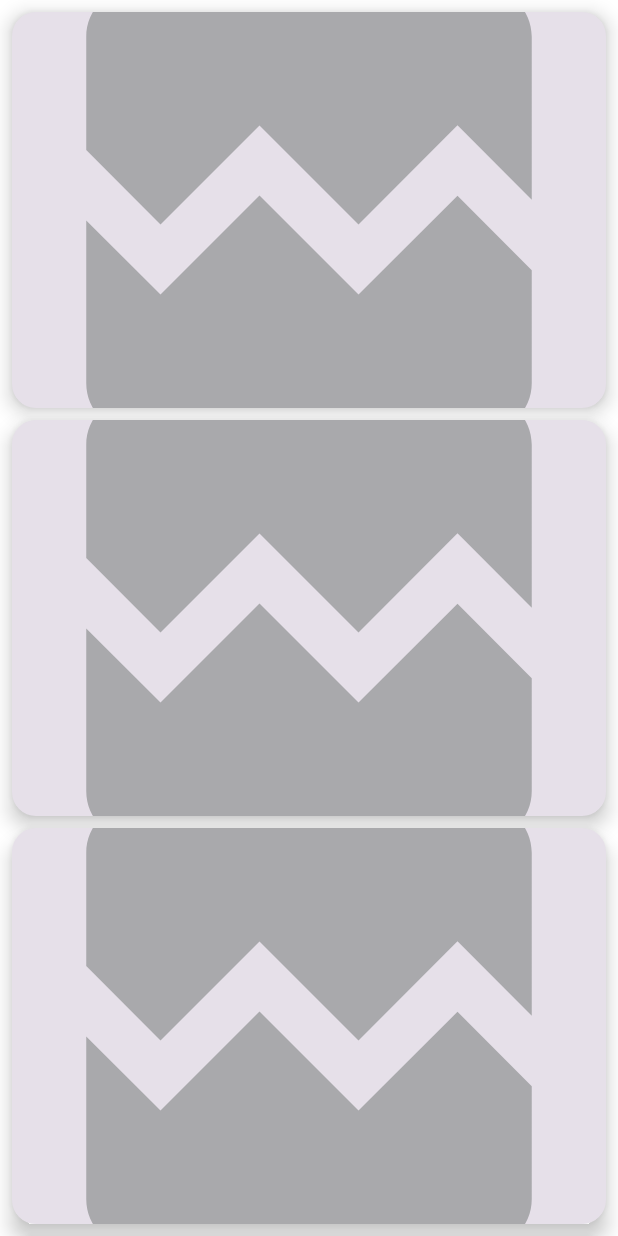
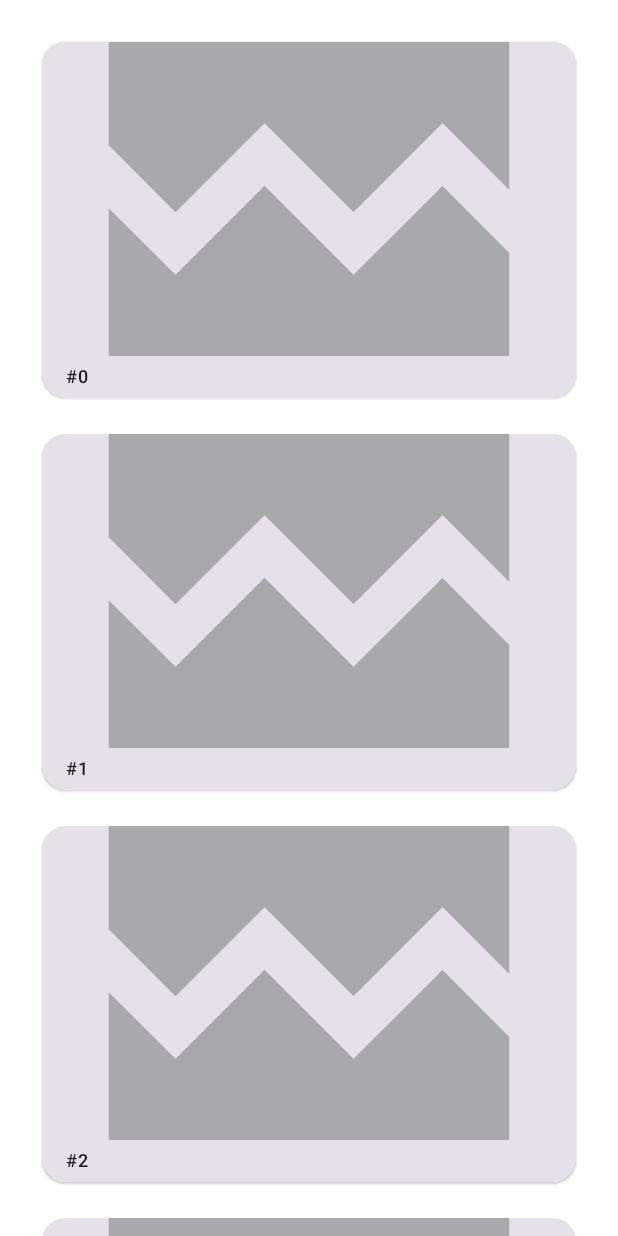
Before and after one commit to fathurawaluddin/lorempicsum, an Android app built with Jetpack Compose: the @Preview function PhotosGridScreenPreview, on a phone screen of 412 x 824 dp. Run offline under Robolectric (Android 15) with nearby library versions, the phone set to English and light mode, and no system bars; pictures from the network do not load.

```diff
--- a/app/src/main/java/com/d121211050/lorempicsum/data/AppContainer.kt
+++ b/app/src/main/java/com/d121211050/lorempicsum/data/AppContainer.kt
@@ -19,7 +19,7 @@ interface AppContainer {
  * Variables are initialized lazily and the same instance is shared across the whole app.
  */
 class DefaultAppContainer : AppContainer {
-    private val baseUrl = "https://picsum.photos/v2/list/"
+    private val baseUrl = "https://picsum.photos/v2/"
 
     /**
      * Use the Retrofit builder to build a retrofit object using a kotlinx.serialization converter
--- a/app/src/main/java/com/d121211050/lorempicsum/model/LoremPicsumPhoto.kt
+++ b/app/src/main/java/com/d121211050/lorempicsum/model/LoremPicsumPhoto.kt
@@ -4,21 +4,26 @@ import kotlinx.serialization.SerialName
 import kotlinx.serialization.Serializable
 
 /**
- * This data class defines a Mars photo which includes an ID, and the image URL.
+ * This data class defines a Lorem Picsum photo which includes an ID, and the image URL.
  */
 @Serializable
 data class LoremPicsumPhoto(
+    @SerialName(value = "id")
     val id: String,
+    @SerialName(value = "author")
     val author: String,
-    val width: String,
-    val height: String,
+    @SerialName(value = "width")
+    val width: Int,
+    @SerialName(value = "height")
+    val height: Int,
+    @SerialName(value = "url")
     val url: String,
     @SerialName(value = "download_url")
     val image: String
 ) {
     // Calculate the new width and height by dividing the original values by 10
-    val newWidth: String = (width.toInt() / 10).toString()
-    val newHeight: String = (height.toInt() / 10).toString()
+    val newWidth: Int = width / 10
+    val newHeight: Int = height / 10
 
     // Create a new URL with the new width and height
     val newUrl: String
--- a/app/src/main/java/com/d121211050/lorempicsum/network/LoremPicsumApiService.kt
+++ b/app/src/main/java/com/d121211050/lorempicsum/network/LoremPicsumApiService.kt
@@ -12,6 +12,6 @@ interface LoremPicsumApiService {
      * The @GET annotation indicates that the "photos" endpoint will be requested with the GET
      * HTTP method
      */
-    @GET("photos")
+    @GET("list")
     suspend fun getPhotos(): List<LoremPicsumPhoto>
 }
--- a/app/src/main/java/com/d121211050/lorempicsum/ui/LoremPicsumApp.kt
+++ b/app/src/main/java/com/d121211050/lorempicsum/ui/LoremPicsumApp.kt
@@ -16,6 +16,7 @@ import androidx.compose.runtime.Composable
 import androidx.compose.ui.Modifier
 import androidx.compose.ui.input.nestedscroll.nestedScroll
 import androidx.compose.ui.res.stringResource
+import androidx.compose.ui.text.font.FontWeight
 import androidx.lifecycle.viewmodel.compose.viewModel
 import com.d121211050.lorempicsum.R
 import com.d121211050.lorempicsum.ui.screens.HomeScreen
@@ -51,7 +52,8 @@ fun LoremPicsumTopAppBar(scrollBehavior: TopAppBarScrollBehavior, modifier: Modi
         title = {
             Text(
                 text = stringResource(R.string.app_name),
-                style = MaterialTheme.typography.headlineSmall,
+                style = MaterialTheme.typography.headlineMedium.copy(
+                    fontWeight = FontWeight.Medium)
             )
         },
         modifier = modifier
--- a/app/src/main/java/com/d121211050/lorempicsum/ui/screens/HomeScreen.kt
+++ b/app/src/main/java/com/d121211050/lorempicsum/ui/screens/HomeScreen.kt
@@ -4,6 +4,7 @@ import androidx.compose.foundation.Image
 import androidx.compose.foundation.layout.Arrangement
 import androidx.compose.foundation.layout.Column
 import androidx.compose.foundation.layout.PaddingValues
+import androidx.compose.foundation.layout.Row
 import androidx.compose.foundation.layout.aspectRatio
 import androidx.compose.foundation.layout.fillMaxSize
 import androidx.compose.foundation.layout.fillMaxWidth
@@ -24,6 +25,7 @@ import androidx.compose.ui.layout.ContentScale
 import androidx.compose.ui.platform.LocalContext
 import androidx.compose.ui.res.painterResource
 import androidx.compose.ui.res.stringResource
+import androidx.compose.ui.text.font.FontWeight
 import androidx.compose.ui.tooling.preview.Preview
 import androidx.compose.ui.unit.dp
 import coil.compose.AsyncImage
@@ -86,13 +88,13 @@ fun PhotosGridScreen(photos: List<LoremPicsumPhoto>, modifier: Modifier = Modifi
     LazyVerticalGrid(
         columns = GridCells.Fixed(1),
         modifier = modifier,
-        contentPadding = PaddingValues(4.dp)
+        contentPadding = PaddingValues(16.dp)
     ) {
         items(items = photos, key = { photo -> photo.id }) { photo ->
             LoremPicsumPhotoCard(
                 photo,
                 modifier = modifier
-                    .padding(4.dp)
+                    .padding(12.dp)
                     .fillMaxWidth()
                     .aspectRatio(1.5f)
             )
@@ -105,8 +107,12 @@ fun LoremPicsumPhotoCard(photo: LoremPicsumPhoto, modifier: Modifier = Modifier)
     Card(
         modifier = modifier,
         shape = MaterialTheme.shapes.medium,
-        elevation = CardDefaults.cardElevation(defaultElevation = 8.dp)
+        elevation = CardDefaults.cardElevation(defaultElevation = 1.dp)
     ) {
+        Column(
+            modifier = Modifier.fillMaxSize()
+        ) {
+            // Display the image
             AsyncImage(
                 model = ImageRequest.Builder(context = LocalContext.current).data(photo.newUrl)
                     .crossfade(true).build(),
@@ -114,8 +120,34 @@ fun LoremPicsumPhotoCard(photo: LoremPicsumPhoto, modifier: Modifier = Modifier)
                 placeholder = painterResource(R.drawable.loading_img),
                 contentDescription = stringResource(R.string.lorempicsum_photo),
                 contentScale = ContentScale.Crop,
-            modifier = Modifier.fillMaxWidth()
+                modifier = Modifier
+                    .fillMaxWidth()
+                    .weight(1f) // Occupy 1:1 aspect ratio space for image
             )
+
+            // Display the id and author information
+            Row(
+                modifier = Modifier
+                    .padding(horizontal = 16.dp, vertical = 6.dp)
+                    .fillMaxWidth(),
+                horizontalArrangement = Arrangement.SpaceBetween
+            ) {
+                Text(
+                    text = "#${photo.id}",
+                    style = MaterialTheme.typography.bodySmall.copy(
+                        fontWeight = FontWeight.SemiBold
+                    ),
+                    modifier = Modifier.padding(bottom = 0.dp)
+                )
+                Text(
+                    text = photo.author,
+                    style = MaterialTheme.typography.bodySmall.copy(
+                        fontWeight = FontWeight.Normal
+                    ),
+                    modifier = Modifier.padding(bottom = 0.dp)
+                )
+            }
+        }
     }
 }
 
@@ -142,8 +174,8 @@ fun PhotosGridScreenPreview() {
         val mockData = List(30) { LoremPicsumPhoto(
             "$it",
             "",
-            "$it",
-            "$it",
+            it,
+            it,
             "",
             "")}
         PhotosGridScreen(mockData)
--- a/app/src/main/res/values/strings.xml
+++ b/app/src/main/res/values/strings.xml
@@ -1,7 +1,8 @@
 <resources>
-    <string name="app_name">LoremPicsum</string>
+    <string name="app_name">Lorem Picsum</string>
+    <string name="app_description">The Lorem Ipsum of Photos</string>
     <string name="loading_failed">Failed to load</string>
     <string name="retry">Retry</string>
     <string name="loading">Loading</string>
-    <string name="lorempicsum_photo">LoremPicsum photo</string>
+    <string name="lorempicsum_photo">Lorem Picsum photo</string>
 </resources>
```
Lines whose indentation alone changed are shown as unchanged.
